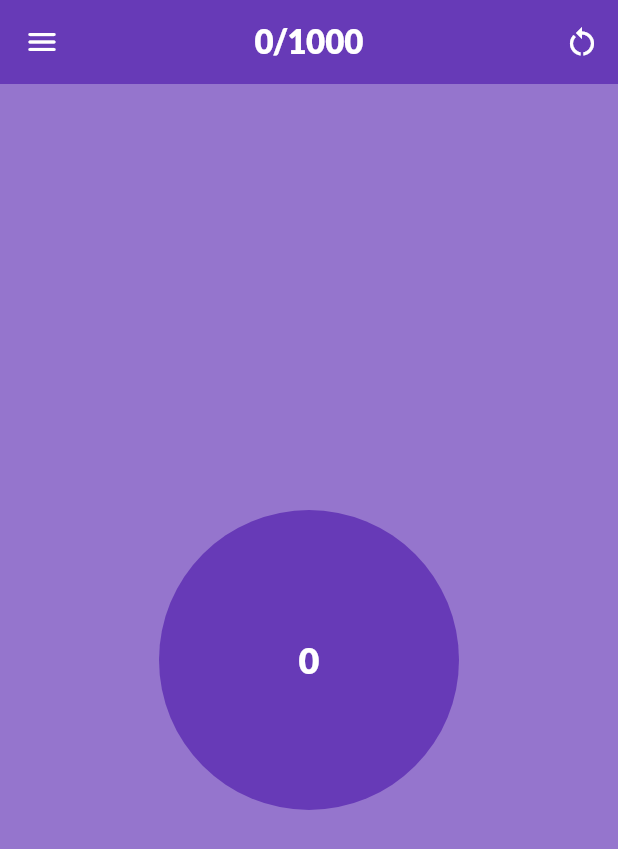
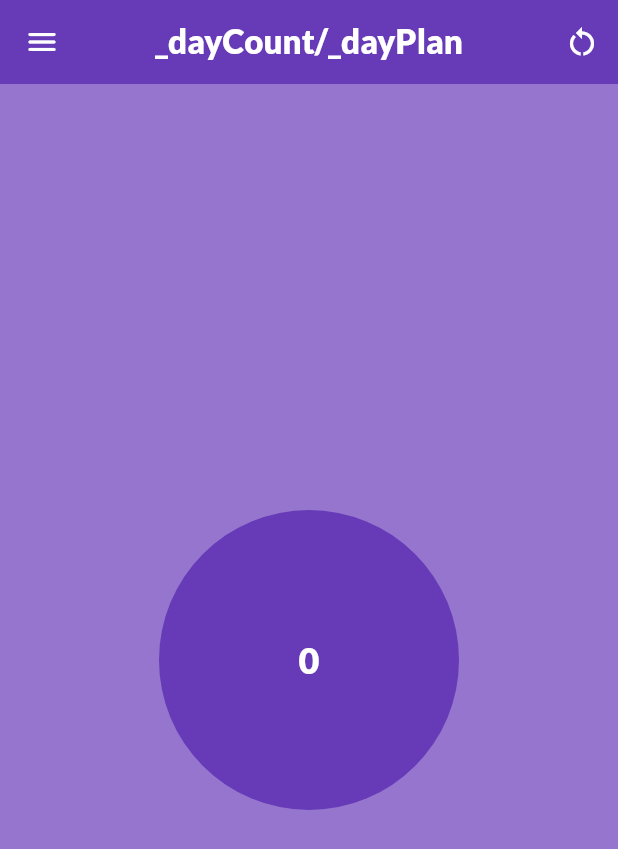
Before and after one commit to Boburbro/tasbeeh, a Flutter app: the screen it shows after launch, after a tap on the "restart alt" icon, on a phone screen of 412 x 824 dp. Shown: the top 849 px of the screen. Run offline on Flutter 3.47's test engine with Material 3 defaults, Android fonts, the phone set to English and light mode, and no system bars; drawn by our look-alikes of flutter_advanced_drawer; our stand-ins replace audioplayers, bloc, equatable, flutter_bloc, sqflite; accounts and stored records are empty.

Commit message:
some changes

```diff
--- /dev/null
+++ b/lib/app/app.dart
@@ -0,0 +1,56 @@
+import 'package:flutter/material.dart';
+import 'package:flutter_bloc/flutter_bloc.dart';
+import 'package:tasbeeh/cubits/task_cubit.dart';
+import 'package:tasbeeh/data/network/app_repository.dart';
+import 'package:tasbeeh/presentations/home/home_screen.dart';
+
+class App extends StatelessWidget {
+  const App({super.key});
+
+  @override
+  Widget build(BuildContext context) {
+    return RepositoryProvider(
+      create: (context) => AppRepository(),
+      child: MultiBlocProvider(
+        providers: [
+          BlocProvider(
+              create: (context) => TaskCubit(
+                    appRepository: context.read(),
+                  )),
+        ],
+        child: AppView(),
+      ),
+    );
+  }
+}
+
+class AppView extends StatelessWidget {
+  const AppView({super.key});
+
+  @override
+  Widget build(BuildContext context) {
+    return MaterialApp(
+      debugShowCheckedModeBanner: false,
+      theme: ThemeData(
+        fontFamily: "JosefinSans",
+        scaffoldBackgroundColor: Colors.deepPurple[300],
+        primaryColor: Colors.deepPurple,
+        iconTheme: IconThemeData(
+          color: Colors.white,
+        ),
+        textTheme: const TextTheme(
+          bodyLarge: TextStyle(color: Colors.white),
+          bodyMedium: TextStyle(color: Colors.white),
+          bodySmall: TextStyle(color: Colors.white),
+          titleLarge: TextStyle(color: Colors.white),
+          titleMedium: TextStyle(color: Colors.white),
+          titleSmall: TextStyle(color: Colors.white),
+          labelLarge: TextStyle(color: Colors.white),
+          labelMedium: TextStyle(color: Colors.white),
+          labelSmall: TextStyle(color: Colors.white),
+        ),
+      ),
+      home: HomeScreen(),
+    );
+  }
+}
--- a/lib/cubits/task/task_cubit.dart
+++ /dev/null
@@ -1,8 +0,0 @@
-import 'package:bloc/bloc.dart';
-import 'package:equatable/equatable.dart';
-
-part 'task_state.dart';
-
-class TaskCubit extends Cubit<TaskState> {
-  TaskCubit() : super(TaskInitial());
-}
--- a/lib/cubits/task/task_state.dart
+++ /dev/null
@@ -1,10 +0,0 @@
-part of 'task_cubit.dart';
-
-sealed class TaskState extends Equatable {
-  const TaskState();
-
-  @override
-  List<Object> get props => [];
-}
-
-final class TaskInitial extends TaskState {}
--- /dev/null
+++ b/lib/cubits/task_cubit.dart
@@ -0,0 +1,37 @@
+import 'package:bloc/bloc.dart';
+import 'package:equatable/equatable.dart';
+import 'package:tasbeeh/data/models/form_status.dart';
+import 'package:tasbeeh/data/models/task_model.dart';
+import 'package:tasbeeh/data/network/app_repository.dart';
+
+part 'task_state.dart';
+
+class TaskCubit extends Cubit<TaskState> {
+  final AppRepository appRepository;
+
+  TaskCubit({
+    required this.appRepository,
+  }) : super(TaskState(status: FormStatus.pure, tasks: [], count: 0));
+
+  void incrementCount() {
+    emit(state.copyWith(count: state.count + 1));
+  }
+
+  Future<void> loadTasks() async {
+    emit(state.copyWith(
+      status: FormStatus.submissionInProgress,
+    ));
+    try {
+      List<Task> _tasks = await appRepository.loadTasks();
+      emit(state.copyWith(
+        tasks: _tasks,
+        status: FormStatus.submissionSuccess,
+      ));
+    } catch (e) {
+      emit(state.copyWith(
+        status: FormStatus.submissionFailure,
+        errorMessage: e.toString(),
+      ));
+    }
+  }
+}
--- /dev/null
+++ b/lib/cubits/task_state.dart
@@ -0,0 +1,42 @@
+part of 'task_cubit.dart';
+
+class TaskState extends Equatable {
+  const TaskState({
+    required this.tasks,
+    required this.status,
+    required this.count,
+    this.errorMessage,
+    this.actionMessage,
+  });
+
+  final List<Task> tasks;
+
+  final FormStatus status;
+  final String? errorMessage;
+  final String? actionMessage;
+  final int count;
+
+  TaskState copyWith({
+    List<Task>? tasks,
+    FormStatus? status,
+    String? errorMessage,
+    String? actionMessage,
+    int? count,
+  }) =>
+      TaskState(
+        tasks: tasks ?? this.tasks,
+        status: status ?? this.status,
+        errorMessage: errorMessage ?? this.errorMessage,
+        actionMessage: actionMessage ?? this.actionMessage,
+        count: count ?? this.count,
+      );
+
+  @override
+  List<Object?> get props => [
+        tasks,
+        status,
+        errorMessage,
+        actionMessage,
+        count,
+      ];
+}
--- /dev/null
+++ b/lib/data/models/form_status.dart
@@ -0,0 +1,7 @@
+enum FormStatus {
+  pure,
+  submissionInProgress,
+  submissionSuccess,
+  submissionFailure,
+  submissionUnauthenticated
+}
--- a/lib/data/models/task_model.dart
+++ b/lib/data/models/task_model.dart
@@ -33,7 +33,7 @@ class Task extends Equatable {
 
   Map<String, dynamic> toJson() {
     final map = <String, dynamic>{
-      'plan_dat': planDay,
+      'plan_day': planDay,
       'count': count,
       'title': title,
       'description': description,
@@ -77,14 +77,17 @@ class Task extends Equatable {
         endTime: DateTime.fromMillisecondsSinceEpoch(0),
       );
 
+  static List<Task> fromList(List? list) =>
+      list?.map((e) => Task.fromJson(e)).toList() ?? [];
+
   @override
   String toString() {
-    return '''Task{
-    id: $id, planDay: $planDay,
-    count: $count, title: $title,
-    description: $description,
-    startTime: $startTime, endTime: $endTime}
-  ''';
+    return '''\nTask{
+  id: $id, planDay: $planDay,
+  count: $count, title: $title,
+  description: $description,
+  startTime: $startTime, endTime: $endTime
+}''';
   }
 
   @override
--- /dev/null
+++ b/lib/data/network/app_repository.dart
@@ -0,0 +1,20 @@
+import 'package:tasbeeh/data/models/task_model.dart';
+
+import '../local/local_database_service.dart';
+
+class AppRepository {
+  final _dbService = LocalDatabaseService();
+
+  Future<void> createData(Task task) async {
+    await _dbService.insert(task.toJson());
+  }
+
+  Future<List<Task>> loadTasks() async {
+    try {
+      var tasks = await _dbService.queryAll();
+      return Task.fromList(tasks);
+    } catch (e) {
+      rethrow;
+    }
+  }
+}
--- a/lib/main.dart
+++ b/lib/main.dart
@@ -1,40 +1,12 @@
 import 'package:flutter/material.dart';
-import 'package:tasbeeh/data/local/local_database_service.dart';
-import 'package:tasbeeh/presentations/home/home_screen.dart';
+import 'package:flutter/services.dart';
+import 'package:tasbeeh/app/app.dart';
 
 void main() async {
-  final dbService = LocalDatabaseService();
-
-  runApp(const MainApp());
+  WidgetsFlutterBinding.ensureInitialized();
+  SystemChrome.setPreferredOrientations([
+    DeviceOrientation.portraitUp,
+    DeviceOrientation.portraitDown,
+  ]);
+  runApp(const App());
 }
-
-class MainApp extends StatelessWidget {
-  const MainApp({super.key});
-
-  @override
-  Widget build(BuildContext context) {
-    return MaterialApp(
-      debugShowCheckedModeBanner: false,
-      theme: ThemeData(
-        fontFamily: "JosefinSans",
-        scaffoldBackgroundColor: Colors.deepPurple[300],
-        primaryColor: Colors.deepPurple,
-        iconTheme: IconThemeData(
-          color: Colors.white,
-        ),
-        textTheme: const TextTheme(
-          bodyLarge: TextStyle(color: Colors.white),
-          bodyMedium: TextStyle(color: Colors.white),
-          bodySmall: TextStyle(color: Colors.white),
-          titleLarge: TextStyle(color: Colors.white),
-          titleMedium: TextStyle(color: Colors.white),
-          titleSmall: TextStyle(color: Colors.white),
-          labelLarge: TextStyle(color: Colors.white),
-          labelMedium: TextStyle(color: Colors.white),
-          labelSmall: TextStyle(color: Colors.white),
-        ),
-      ),
-      home: HomeScreen(),
-    );
-  }
-}
--- a/lib/presentations/home/home_screen.dart
+++ b/lib/presentations/home/home_screen.dart
@@ -1,6 +1,8 @@
-import 'package:audioplayers/audioplayers.dart';
 import 'package:flutter/material.dart';
 import 'package:flutter_advanced_drawer/flutter_advanced_drawer.dart';
+import 'package:flutter_bloc/flutter_bloc.dart';
+import 'package:tasbeeh/cubits/task_cubit.dart';
+import 'package:tasbeeh/presentations/home/widgets/animated_button.dart';
 import 'package:tasbeeh/presentations/home/widgets/home_drawer.dart';
 
 class HomeScreen extends StatefulWidget {
@@ -11,16 +13,13 @@ class HomeScreen extends StatefulWidget {
 }
 
 class _HomeScreenState extends State<HomeScreen> {
-  int _count = 0;
+  final AdvancedDrawerController _controller = AdvancedDrawerController();
 
-  final player = AudioPlayer();
-
-  double _size = 100;
-
-  int _dayPlan = 1000;
-  int _dayCount = 0;
-
-  final AdvancedDrawerController _controller = AdvancedDrawerController();
+  @override
+  void initState() {
+    super.initState();
+    context.read<TaskCubit>().loadTasks();
+  }
 
   @override
   Widget build(BuildContext context) {
@@ -53,7 +52,7 @@ class _HomeScreenState extends State<HomeScreen> {
           ),
           backgroundColor: Theme.of(context).primaryColor,
           title: Text(
-            "$_dayCount/$_dayPlan",
+            "_dayCount/_dayPlan",
             style: TextStyle(
               color: Theme.of(context).textTheme.bodyLarge!.color,
             ),
@@ -61,11 +60,7 @@ class _HomeScreenState extends State<HomeScreen> {
           centerTitle: true,
           actions: [
             IconButton(
-              onPressed: () {
-                setState(() {
-                  _count = 0;
-                });
-              },
+              onPressed: () {},
               icon: Icon(
                 Icons.restart_alt,
                 color: Theme.of(context).iconTheme.color,
@@ -73,28 +68,15 @@ class _HomeScreenState extends State<HomeScreen> {
             )
           ],
         ),
-        body: Center(
-          child: GestureDetector(
-            onTap: () async {
-              await player.play(AssetSource("click.wav"));
-              setState(() {
-                _count++;
-                _dayCount++;
-              });
-              setState(() {
-                _size = 100;
-              });
+        body: BlocBuilder<TaskCubit, TaskState>(
+          builder: (context, state) {
+            return Center(
+              child: AnimatedButton(
+                onTap: () {
+                  context.read<TaskCubit>().incrementCount();
                 },
-            onTapDown: (details) {
-              setState(() {
-                _size = 70;
-              });
-            },
-            child: CircleAvatar(
-              radius: _size,
-              backgroundColor: Theme.of(context).primaryColor,
                 child: Text(
-                _count.toString(),
+                  state.count.toString(),
                   style: TextStyle(
                     fontSize: 24,
                     fontWeight: FontWeight.bold,
@@ -102,7 +84,8 @@ class _HomeScreenState extends State<HomeScreen> {
                   ),
                 ),
               ),
-          ),
+            );
+          },
         ),
       ),
     );
--- /dev/null
+++ b/lib/presentations/home/widgets/animated_button.dart
@@ -0,0 +1,45 @@
+import 'package:audioplayers/audioplayers.dart';
+import 'package:flutter/material.dart';
+
+class AnimatedButton extends StatefulWidget {
+  const AnimatedButton({
+    super.key,
+    required this.onTap,
+    required this.child,
+  });
+
+  final VoidCallback onTap;
+  final Widget child;
+
+  @override
+  State<AnimatedButton> createState() => _AnimatedButtonState();
+}
+
+class _AnimatedButtonState extends State<AnimatedButton> {
+  final player = AudioPlayer();
+  double _size = 100;
+  @override
+  Widget build(BuildContext context) {
+    return GestureDetector(
+      onTap: () async {
+        await player.play(AssetSource("click.wav"));
+        setState(() {
+          setState(() {
+            _size = 100;
+          });
+        });
+        widget.onTap();
+      },
+      onTapDown: (details) {
+        setState(() {
+          _size = 70;
+        });
+      },
+      child: CircleAvatar(
+        radius: _size,
+        backgroundColor: Theme.of(context).primaryColor,
+        child: widget.child,
+      ),
+    );
+  }
+}
--- a/lib/presentations/home/widgets/home_drawer.dart
+++ b/lib/presentations/home/widgets/home_drawer.dart
@@ -1,4 +1,6 @@
+import 'package:flutter/cupertino.dart';
 import 'package:flutter/material.dart';
+import 'package:tasbeeh/presentations/tasks/tasks_screen.dart';
 
 class HomeDrawer extends StatelessWidget {
   const HomeDrawer({super.key});
@@ -40,6 +42,10 @@ class HomeDrawer extends StatelessWidget {
             Card(
               color: Colors.deepPurpleAccent,
               child: ListTile(
+                onTap: () {
+                  Navigator.push(context,
+                      CupertinoPageRoute(builder: (_) => TasksScreen()));
+                },
                 leading: Icon(
                   Icons.task_alt_rounded,
                   color: Theme.of(context).iconTheme.color,
--- /dev/null
+++ b/lib/presentations/tasks/tasks_screen.dart
@@ -0,0 +1,37 @@
+import 'package:flutter/material.dart';
+import 'package:flutter_bloc/flutter_bloc.dart';
+import 'package:tasbeeh/cubits/task_cubit.dart';
+
+class TasksScreen extends StatelessWidget {
+  const TasksScreen({super.key});
+
+  @override
+  Widget build(BuildContext context) {
+    return Scaffold(
+      appBar: AppBar(
+        title: Text("App"),
+      ),
+      body: BlocBuilder<TaskCubit, TaskState>(
+        builder: (context, state) {
+          return ListView.builder(
+            itemCount: state.tasks.length,
+            itemBuilder: (context, index) {
+              return ListTile(
+                title: Text(state.tasks[index].title),
+                onTap: () {
+                  // context.read<TaskCubit>().appRepository.createData(Task(
+                  //       planDay: 10,
+                  //       title: "Test",
+                  //       startTime: DateTime.now(),
+                  //       endTime: DateTime.now().add(Duration(days: 10)),
+                  //     ));
+                  // context.read<TaskCubit>().loadTasks();
+                },
+              );
+            },
+          );
+        },
+      ),
+    );
+  }
+}
```
Also changed, not shown: 1 other file. Lines whose indentation alone changed are shown as unchanged.
